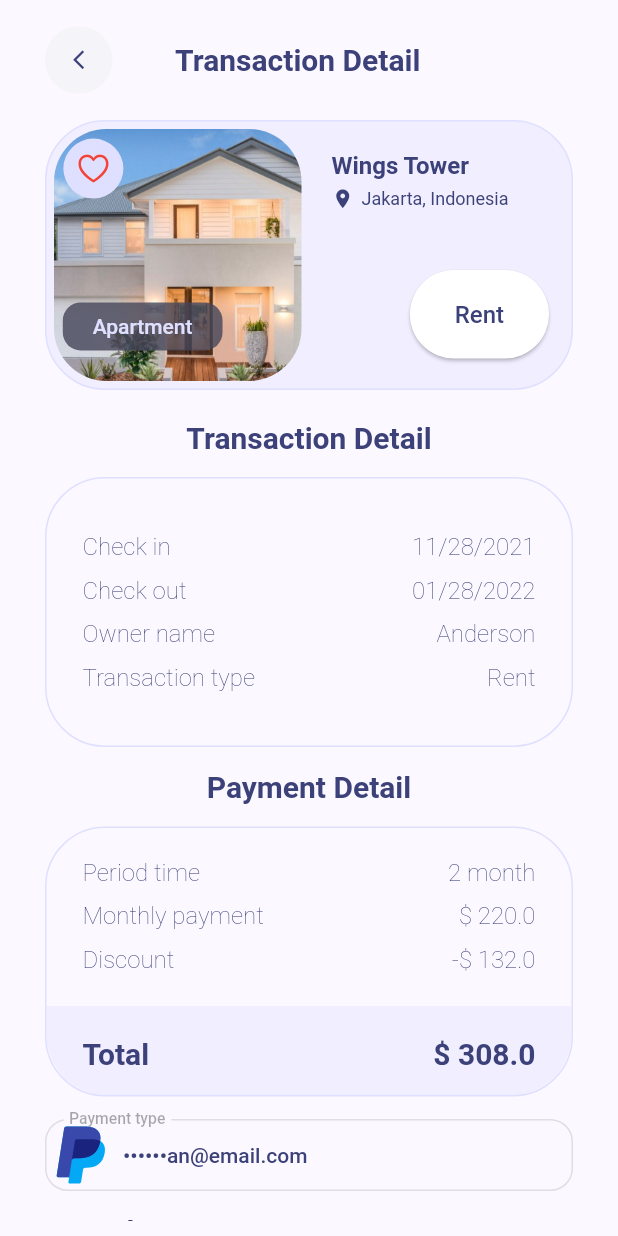
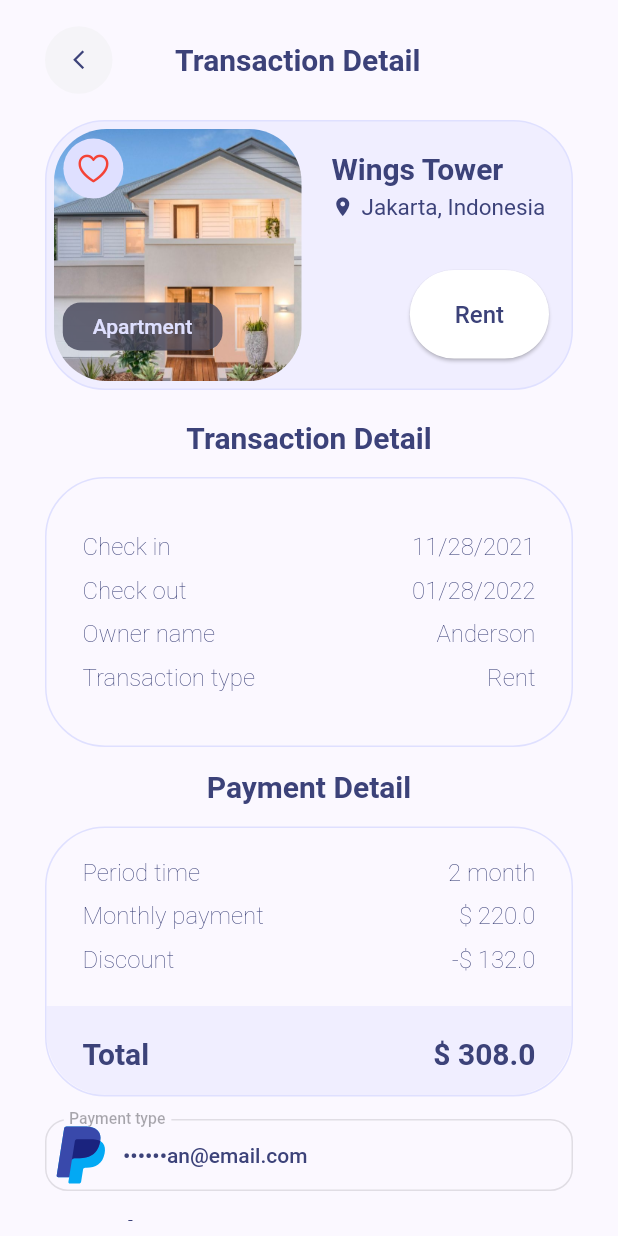
Before and after one commit to toxirjon96/house_trade, a Flutter app: the TransactionDetail screen opened directly, on a phone screen of 412 x 824 dp. Run offline on Flutter 3.47's test engine with Material 2 defaults, Android fonts, the phone set to English and light mode, and no system bars; our stand-ins replace flutter_riverpod, flutter_svg, google_fonts, image_picker.

Commit message:
app modified

```diff
--- a/lib/src/pages/transaction_detail/widget/t_transaction_info.dart
+++ b/lib/src/pages/transaction_detail/widget/t_transaction_info.dart
@@ -50,13 +50,14 @@ class TransactionInfo extends StatelessWidget {
                 children: [
                   Text(
                     placeName,
-                    style: Theme.of(context).textTheme.titleMedium!.copyWith(
+                    style: Theme.of(context).textTheme.titleLarge!.copyWith(
                           color:
                               Theme.of(context).colorScheme.onPrimaryContainer,
                         ),
                   ),
                   const SizedBox(height: 5),
                   HouseInfoSubItem(
+                    fontSize: 15,
                     icon: Icon(
                       Icons.location_on,
                       color: Theme.of(context).colorScheme.onPrimaryContainer,
```
